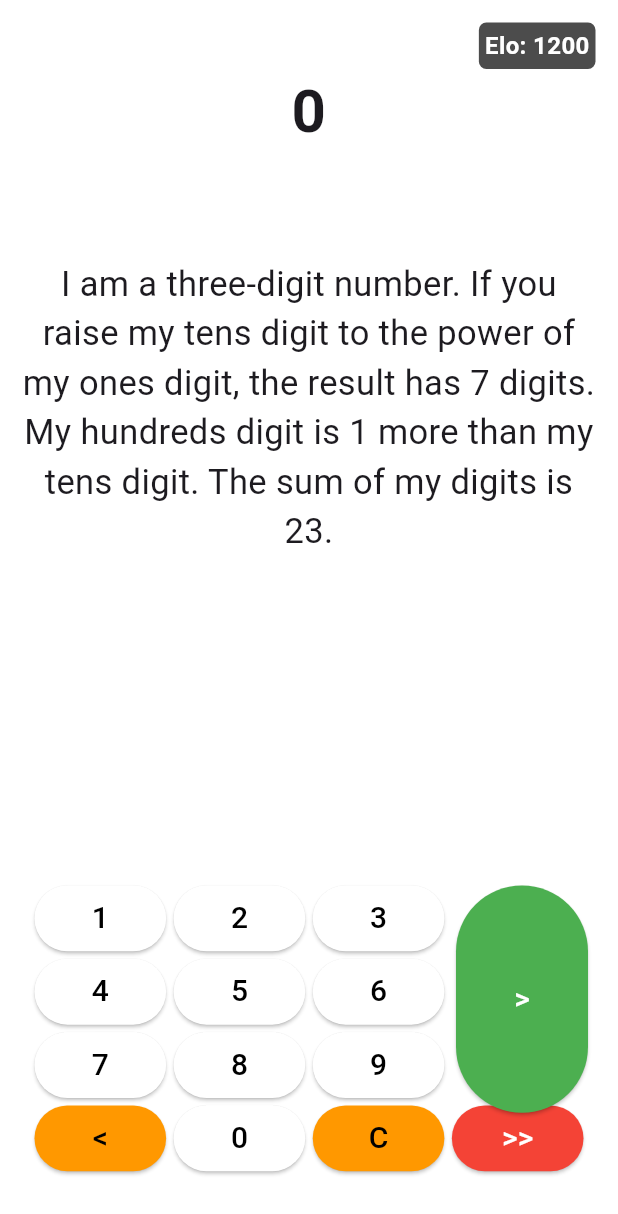
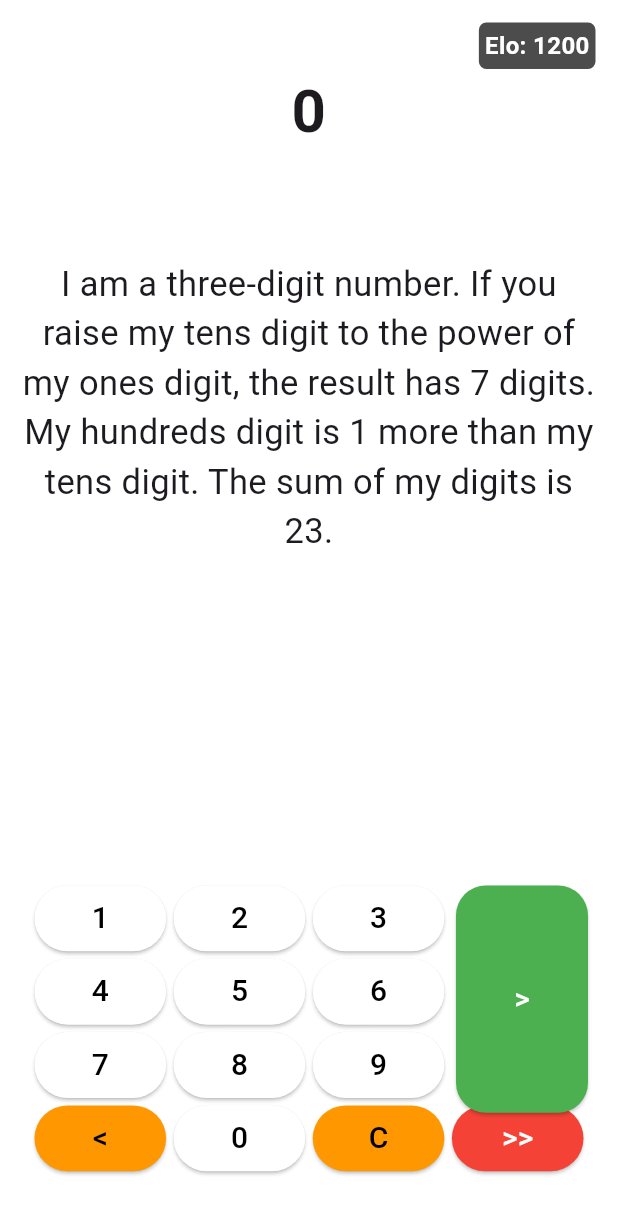
Before and after one commit to HennyBicks01/math_riddler, a Flutter app: the screen it shows after launch, on a phone screen of 412 x 824 dp. Shown: the top 1214 px of the screen. Run offline on Flutter 3.47's test engine with Material 2 defaults, Android fonts, the phone set to English and light mode, and no system bars.

```diff
--- a/lib/main.dart
+++ b/lib/main.dart
@@ -261,6 +261,9 @@ class _MyHomePageState extends State<MyHomePage> {
                             (MediaQuery.of(context).size.width / 4) - 15,
                             .75 * (MediaQuery.of(context).size.height / 4) -3,
                           ),
+                          shape: RoundedRectangleBorder(  // This line squares off the button
+                            borderRadius: BorderRadius.circular(20), // Setting the borderRadius to 0 will make it completely square
+                          ),
                           backgroundColor: Colors.green,
                         ),
                         child: const Text('>', style: TextStyle(fontSize: 20, color: Colors.white)),
```
